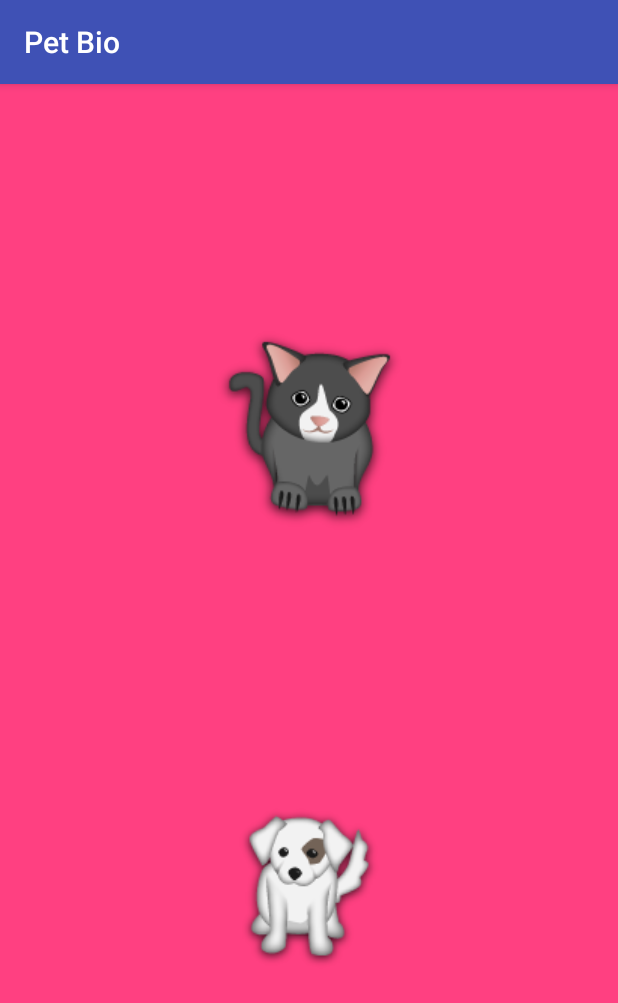
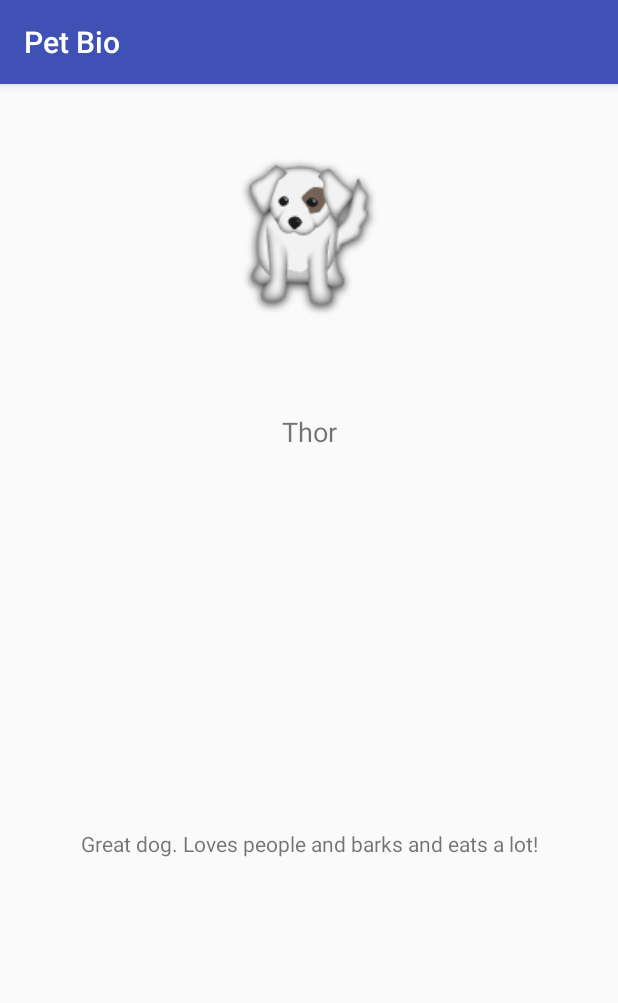
Before and after one commit to leogsouza/build-21-android-apps, an Android app: the screen it shows after launch (MainActivity before the commit, BioActivity after it), after a tap on an icon or button, on a phone screen of 412 x 824 dp. Shown: the top 1003 px of the screen. Run offline under Robolectric (Android 15) with nearby library versions, the phone set to English and light mode, and no system bars.

Commit message:
App PetBio: Finish App

```diff
--- a/PetBio/app/src/main/AndroidManifest.xml
+++ b/PetBio/app/src/main/AndroidManifest.xml
@@ -16,6 +16,7 @@
                 <category android:name="android.intent.category.LAUNCHER" />
             </intent-filter>
         </activity>
+        <activity android:name=".BioActivity"></activity>
     </application>
 
 </manifest>
--- /dev/null
+++ b/PetBio/app/src/main/java/br/com/leogsouza/petbio/BioActivity.java
@@ -0,0 +1,50 @@
+package br.com.leogsouza.petbio;
+
+import android.graphics.Color;
+import android.support.v7.app.AppCompatActivity;
+import android.os.Bundle;
+import android.view.View;
+import android.widget.ImageView;
+import android.widget.TextView;
+
+public class BioActivity extends AppCompatActivity {
+
+    private TextView petName;
+    private TextView petBio;
+    private ImageView petImageView;
+    private Bundle extras;
+
+    @Override
+    protected void onCreate(Bundle savedInstanceState) {
+        super.onCreate(savedInstanceState);
+        setContentView(R.layout.activity_bio);
+
+        petName = findViewById(R.id.nameID);
+        petBio = findViewById(R.id.bioTextID);
+        petImageView = findViewById(R.id.petImageViewID);
+
+        extras = getIntent().getExtras();
+
+        if (extras != null) {
+            String name = extras.getString("name");
+            String bio = extras.getString("bio");
+            setUp(name, bio);
+        }
+    }
+
+    public void setUp(String name, String bio) {
+
+        if (name.equals("Thor")) {
+            // We show the dog stuff
+            petImageView.setImageDrawable(getResources().getDrawable(R.drawable.icon_lg_dog));
+            petBio.setText(bio);
+            petName.setText(name);
+
+        } else if (name.equals("Tom")) {
+            // We show the cat stuff
+            petImageView.setImageDrawable(getResources().getDrawable(R.drawable.icon_lg_cat));
+            petBio.setText(bio);
+            petName.setText(name);
+        }
+    }
+}
--- a/PetBio/app/src/main/java/br/com/leogsouza/petbio/MainActivity.java
+++ b/PetBio/app/src/main/java/br/com/leogsouza/petbio/MainActivity.java
@@ -1,5 +1,6 @@
 package br.com.leogsouza.petbio;
 
+import android.content.Intent;
 import android.support.v7.app.AppCompatActivity;
 import android.os.Bundle;
 import android.view.View;
@@ -29,11 +30,19 @@ public class MainActivity extends AppCompatActivity  implements View.OnClickList
         switch (view.getId()) {
             case R.id.catID:
                 // go to second activity
-                Toast.makeText(MainActivity.this, "Cat", Toast.LENGTH_LONG).show();
+                Intent catIntent = new Intent(MainActivity.this, BioActivity.class);
+                catIntent.putExtra("name", "Tom");
+                catIntent.putExtra("bio", "Great cat. Loves people and meows a lot!");
+                startActivity(catIntent);
+                //Toast.makeText(MainActivity.this, "Cat", Toast.LENGTH_LONG).show();
                 break;
             case R.id.dogID:
                 // go to second activity
-                Toast.makeText(MainActivity.this, "Dog", Toast.LENGTH_LONG).show();
+                Intent dogIntent = new Intent(MainActivity.this, BioActivity.class);
+                dogIntent.putExtra("name", "Thor");
+                dogIntent.putExtra("bio", "Great dog. Loves people and barks and eats a lot!");
+                startActivity(dogIntent);
+                //Toast.makeText(MainActivity.this, "Dog", Toast.LENGTH_LONG).show();
                 break;
         }
     }
--- /dev/null
+++ b/PetBio/app/src/main/res/layout/activity_bio.xml
@@ -0,0 +1,54 @@
+<?xml version="1.0" encoding="utf-8"?>
+<android.support.constraint.ConstraintLayout xmlns:android="http://schemas.android.com/apk/res/android"
+    xmlns:app="http://schemas.android.com/apk/res-auto"
+    xmlns:tools="http://schemas.android.com/tools"
+    android:layout_width="match_parent"
+    android:layout_height="match_parent"
+    android:id="@+id/bioWindowViewID"
+    tools:context="br.com.leogsouza.petbio.BioActivity">
+
+    <ImageView
+        android:id="@+id/petImageViewID"
+        android:layout_width="wrap_content"
+        android:layout_height="wrap_content"
+        android:layout_marginBottom="8dp"
+        android:layout_marginEnd="8dp"
+        android:layout_marginStart="8dp"
+        android:layout_marginTop="8dp"
+        app:layout_constraintBottom_toBottomOf="parent"
+        app:layout_constraintEnd_toEndOf="parent"
+        app:layout_constraintHorizontal_bias="0.501"
+        app:layout_constraintStart_toStartOf="parent"
+        app:layout_constraintTop_toTopOf="parent"
+        app:layout_constraintVertical_bias="0.058"
+        app:srcCompat="@android:drawable/screen_background_dark_transparent" />
+
+    <TextView
+        android:id="@+id/nameID"
+        android:layout_width="wrap_content"
+        android:layout_height="wrap_content"
+        android:layout_marginBottom="8dp"
+        android:layout_marginEnd="8dp"
+        android:layout_marginStart="8dp"
+        android:text="TextView"
+        android:textSize="18sp"
+        app:layout_constraintBottom_toBottomOf="parent"
+        app:layout_constraintEnd_toEndOf="parent"
+        app:layout_constraintStart_toStartOf="parent"
+        app:layout_constraintTop_toBottomOf="@+id/petImageViewID"
+        app:layout_constraintVertical_bias="0.103" />
+
+    <TextView
+        android:id="@+id/bioTextID"
+        android:layout_width="wrap_content"
+        android:layout_height="wrap_content"
+        android:layout_marginBottom="8dp"
+        android:layout_marginEnd="8dp"
+        android:layout_marginStart="8dp"
+        android:layout_marginTop="8dp"
+        android:text="TextView"
+        app:layout_constraintBottom_toBottomOf="parent"
+        app:layout_constraintEnd_toEndOf="parent"
+        app:layout_constraintStart_toStartOf="parent"
+        app:layout_constraintTop_toBottomOf="@+id/nameID" />
+</android.support.constraint.ConstraintLayout>
```
